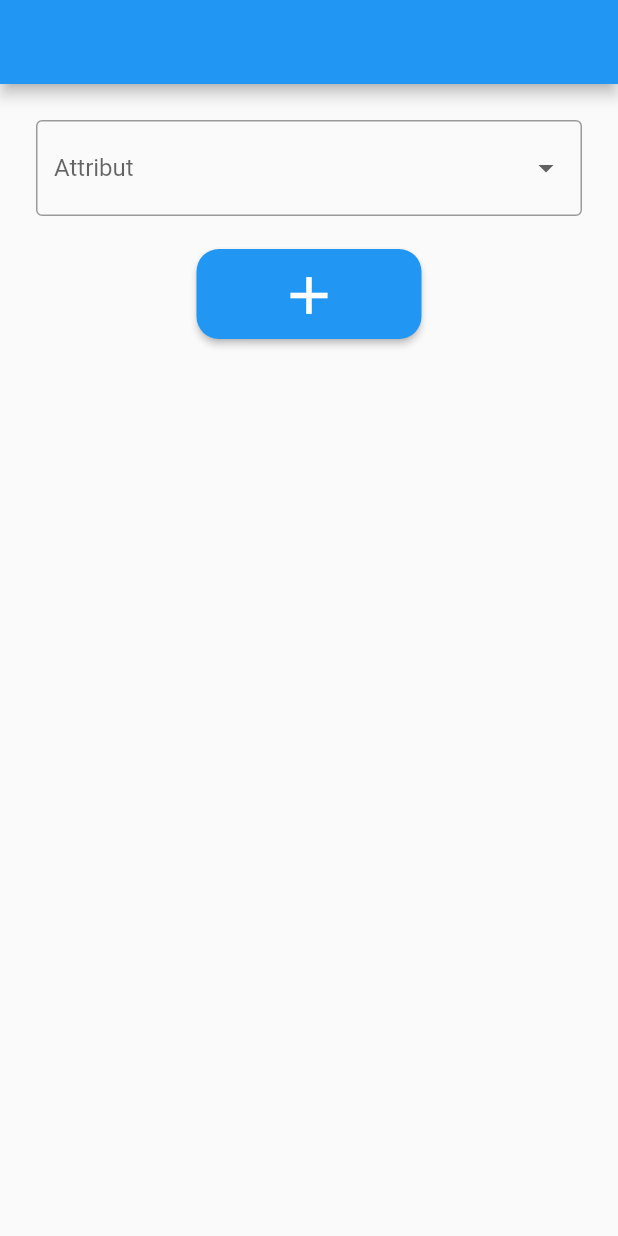
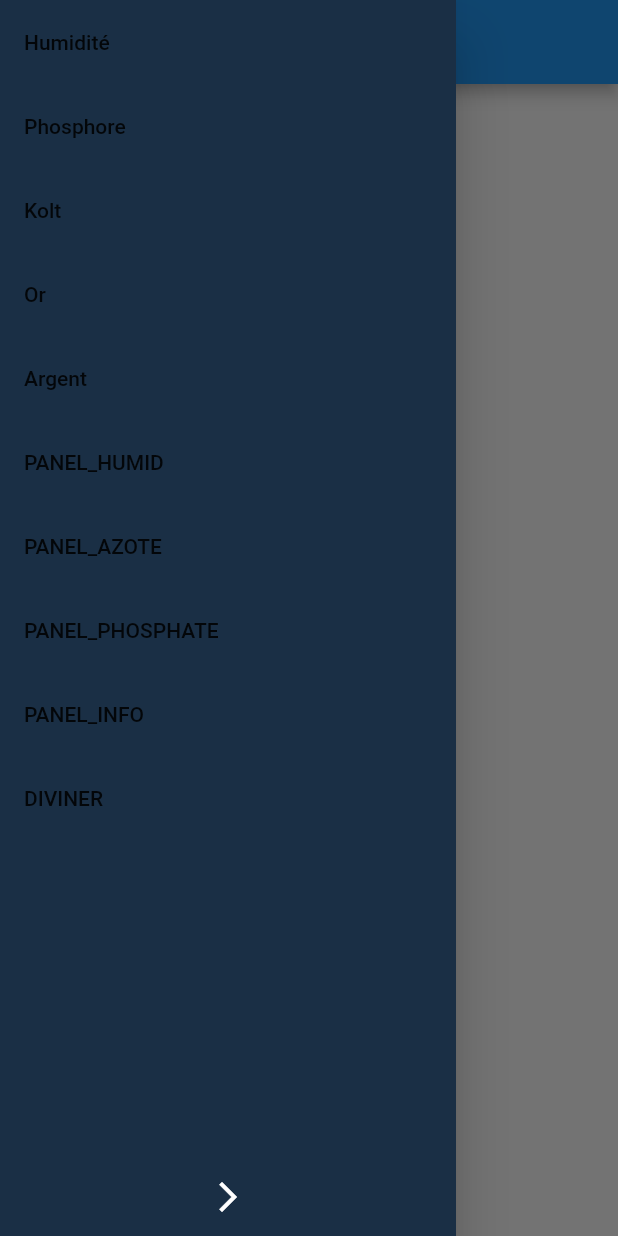
Before and after one commit to SlyPex/cupagis, a Flutter app: the screen it shows after launch, with the side drawer open (before the commit the screen has no drawer), on a phone screen of 412 x 824 dp. Run offline on Flutter 3.47's test engine with Material 2 defaults, Android fonts, the phone set to English and light mode, and no system bars; our stand-ins replace geolocator.

Commit message:
added side menu

```diff
--- a/lib/main.dart
+++ b/lib/main.dart
@@ -41,7 +41,7 @@ class _MyAppState extends State<MyApp> {
     "DIVINER"
   ];
 
-   String? value;
+    String? value;
   late String latiude;
   late String longtitude;
   late String altitude;
@@ -70,6 +70,7 @@ class _MyAppState extends State<MyApp> {
   @override
   Widget build(BuildContext context) {
     return Scaffold(
+
         appBar: AppBar(),
         // bottomNavigationBar: BottomAppBar(
         // child:
@@ -94,15 +95,15 @@ class _MyAppState extends State<MyApp> {
         // ]),
         // color: Colors.blue,
         // ),
+        drawer: NavigationDrawer(),
         body: SingleChildScrollView(
             child: Container(
           child: Column(
             mainAxisAlignment: MainAxisAlignment.start,
             children: [
-             dropdownmenu(),
+           //  dropdownmenu(),
 
-
-        forms(),
+            forms(),
 
                submitbutton()
             ],
@@ -110,11 +111,64 @@ class _MyAppState extends State<MyApp> {
           margin: const EdgeInsets.symmetric(horizontal: 24.0, vertical: 24),
         )));
   }
+Widget buildMenuitem({
+  required String text,
+  VoidCallback? onClicked}){
+    return ListTile(
+             title: Text(text),
+             onTap: onClicked
+              );
+}
+ // DropdownMenuItem<String> buildMenuitem(String item) =>
+   //   DropdownMenuItem(value: item, child: Text(item));
+      Widget NavigationDrawer(){
+        final isColapsed=true;
+        return Container(
+          //width: MediaQuery.of(context).size.width * 0.2,
+          child: Drawer(
+          child:Container(
+            padding: EdgeInsets.only(top: MediaQuery.of(context).viewPadding.top),
+            color: Color(0xFF1a2f45),
+            child: Column(children: [
+              draweritem(),
 
-  DropdownMenuItem<String> buildMenuitem(String item) =>
-      DropdownMenuItem(value: item, child: Text(item));
+              buildcollapseIcon(context,isColapsed)
+            ]),
+          ),
 
-      Widget dropdownmenu(){
+        )
+        );
+      }
+      Widget draweritem(){
+        return Container(
+          child: Expanded(
+            child:ListView.builder(
+            shrinkWrap: true,
+          itemCount: items.length,
+          itemBuilder: (context, index) {
+         //   return ListTile(
+          //   title: Text(items[index]),
+         //    onTap: (){
+          //   },
+          //    );
+          final item=items[index];
+              return buildMenuitem(text: items[index],
+
+              onClicked: (){
+                setState(() {
+                  value=item;
+                });
+                Navigator.pop(context);
+              }
+              );
+          }
+        ) ,
+            )
+
+        );
+
+      }
+    /*  Widget dropdownmenu(){
         return Container(
                   child: DropdownButtonFormField<String>(
                     decoration: const InputDecoration(
@@ -131,9 +185,20 @@ class _MyAppState extends State<MyApp> {
                     });},
                   ),
                   margin: const EdgeInsets.fromLTRB(0, 0, 0, 22));
-      }
+      }*/
 
-
+     Widget buildcollapseIcon(BuildContext context,bool isColapsed){
+       final double size=52;
+       final icon= isColapsed ? Icons.arrow_forward_ios : Icons.arrow_back_ios;
+       return InkWell(
+         child :Container(
+         width: size,
+         height: size,
+         child: Icon(icon,color: Colors.white,),
+       ),
+       onTap: (){}
+       );
+     }
       Widget gpsinput(){
         return Container(
                 child: Row(
@@ -228,13 +293,13 @@ class _MyAppState extends State<MyApp> {
         itemCount: count,
         shrinkWrap: true,
         itemBuilder: (BuildContext context,int index){
-
         if(item[i].subitems![index].intitule.toString()=='GPS')
         return gpsinput();
         else
           return inputform(item[i].subitems![index].intitule.toString());
 
         });
+
         }
         else{return Container();}
          });
```
